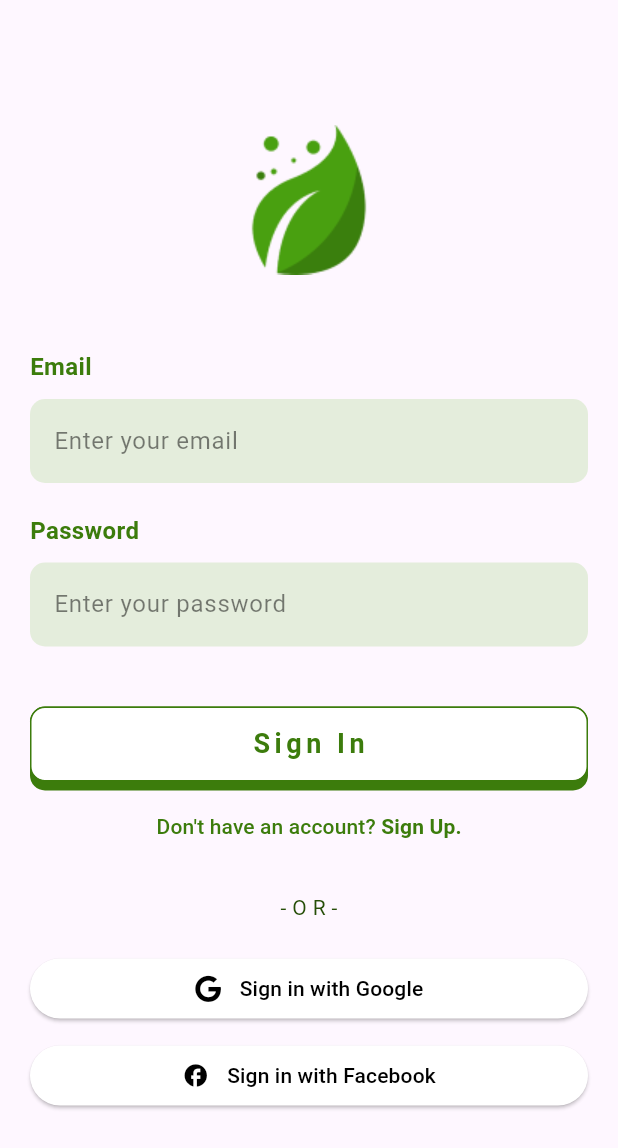
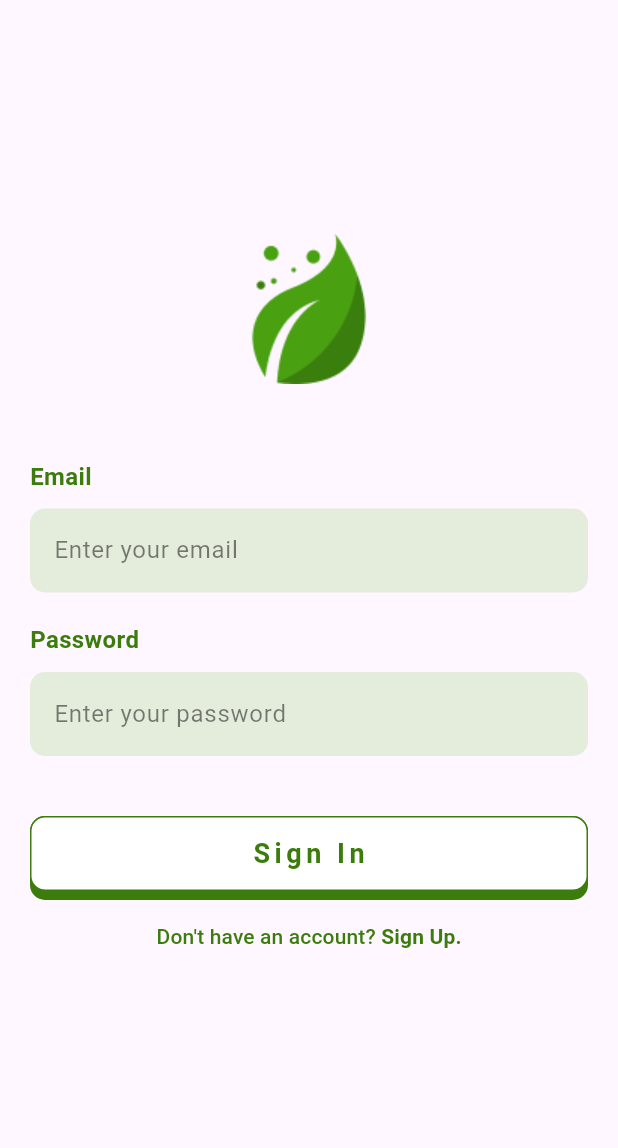
Before and after one commit to tsuna614/se346_project, a Flutter app: the screen it shows after launch, on a phone screen of 412 x 824 dp. Shown: the top 1148 px of the screen. Run offline on Flutter 3.47's test engine with Material 3 defaults, Android fonts, the light colour scheme and no system bars; our stand-ins replace dio, firebase_auth, firebase_core, flutter_bloc, font_awesome_flutter, image_picker and 2 more; accounts and stored records are empty.

Commit message:
chore: clean up login screen

```diff
--- a/lib/src/authentication-screens/login_screen.dart
+++ b/lib/src/authentication-screens/login_screen.dart
@@ -100,7 +100,6 @@ class _LoginScreenState extends State<LoginScreen> {
                 ),
               ),
               const SizedBox(height: 20),
-              _buildSignInWithOther(),
             ],
           ),
         ),
@@ -250,67 +249,4 @@ class _LoginScreenState extends State<LoginScreen> {
       ),
     );
   }
-
-  Widget _buildSignInWithOther() {
-    return Column(
-      children: [
-        const Text(
-          '- O R -',
-          style: TextStyle(color: Color.fromARGB(255, 38, 78, 8)),
-        ),
-        const SizedBox(height: 20),
-        ElevatedButton(
-          style: ElevatedButton.styleFrom(
-              backgroundColor: Colors.white,
-              minimumSize: const Size.fromHeight(40)),
-          onPressed: () async {},
-          child: Ink(
-            child: const Padding(
-              padding: EdgeInsets.all(6),
-              child: Wrap(
-                crossAxisAlignment: WrapCrossAlignment.center,
-                children: [
-                  Icon(
-                    FontAwesomeIcons.google,
-                    color: Colors.black,
-                  ),
-                  SizedBox(width: 12),
-                  Text(
-                    'Sign in with Google',
-                    style: TextStyle(color: Colors.black),
-                  ),
-                ],
-              ),
-            ),
-          ),
-        ),
-        const SizedBox(height: 10),
-        ElevatedButton(
-          style: ElevatedButton.styleFrom(
-              backgroundColor: Colors.white,
-              minimumSize: const Size.fromHeight(40)),
-          onPressed: () {},
-          child: Ink(
-            child: const Padding(
-              padding: EdgeInsets.all(6),
-              child: Wrap(
-                crossAxisAlignment: WrapCrossAlignment.center,
-                children: [
-                  Icon(
-                    Icons.facebook,
-                    color: Colors.black,
-                  ),
-                  SizedBox(width: 12),
-                  Text(
-                    'Sign in with Facebook',
-                    style: TextStyle(color: Colors.black),
-                  ),
-                ],
-              ),
-            ),
-          ),
-        ),
-      ],
-    );
-  }
 }
```
